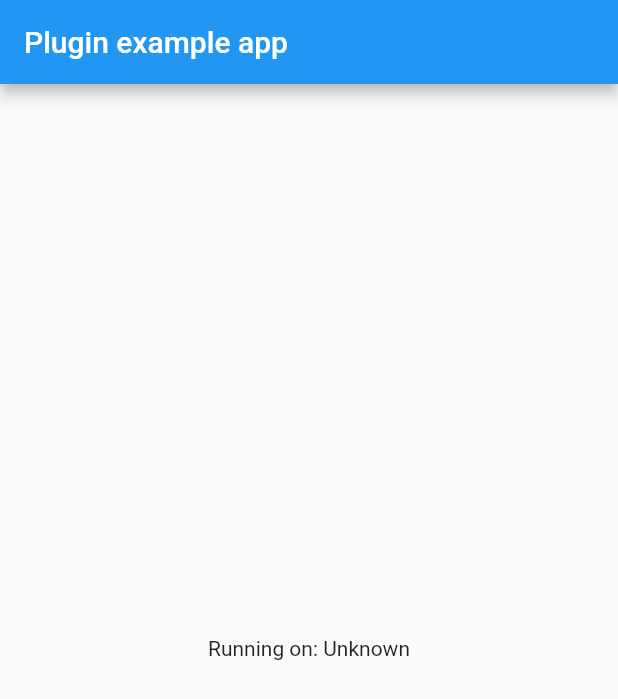
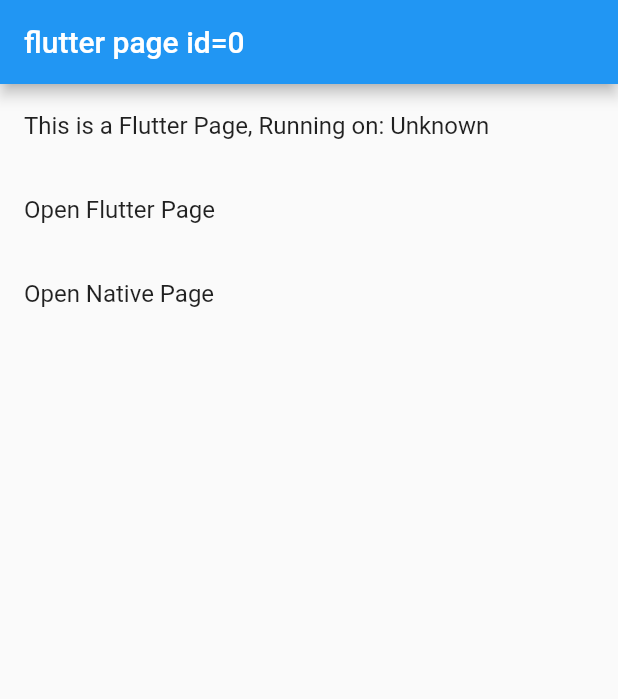
Before and after one commit to xbo1/hybrid_stack_plugin, a Flutter app: the screen it shows after launch, on a phone screen of 412 x 824 dp. Shown: the top 699 px of the screen. Run offline on Flutter 3.47's test engine with Material 2 defaults, Android fonts, the phone set to English and light mode, and no system bars.

Commit message:
部分功能

```diff
--- a/example/lib/main.dart
+++ b/example/lib/main.dart
@@ -4,9 +4,23 @@ import 'dart:async';
 import 'package:flutter/services.dart';
 import 'package:hybrid_stack_plugin/hybrid_stack_plugin.dart';
 
-void main() => runApp(MyApp());
+void main() => runApp(MyHome());
+
+int pageId = 0;
+
+class MyHome extends StatelessWidget {
+  @override
+  Widget build(BuildContext context) {
+    return MaterialApp(
+      home: MyApp(pageId: pageId,),
+    );
+  }
+
+}
 
 class MyApp extends StatefulWidget {
+  final int pageId;
+  MyApp({this.pageId});
   @override
   _MyAppState createState() => _MyAppState();
 }
@@ -25,7 +39,7 @@ class _MyAppState extends State<MyApp> {
     String platformVersion;
     // Platform messages may fail, so we use a try/catch PlatformException.
     try {
-      platformVersion = await HybridStackPlugin.platformVersion;
+      platformVersion = await HybridStackPlugin.instance.platformVersion;
     } on PlatformException {
       platformVersion = 'Failed to get platform version.';
     }
@@ -42,13 +56,35 @@ class _MyAppState extends State<MyApp> {
 
   @override
   Widget build(BuildContext context) {
+    int pid = widget.pageId;
     return MaterialApp(
       home: Scaffold(
         appBar: AppBar(
-          title: const Text('Plugin example app'),
+          title: Text('flutter page id=$pid'),
         ),
         body: Center(
-          child: Text('Running on: $_platformVersion\n'),
+          child: ListView(
+            children: <Widget>[
+              ListTile(
+                title: Text('This is a Flutter Page, Running on: $_platformVersion'),
+              ),
+              ListTile(
+                title: Text('Open Flutter Page'),
+                onTap: () {
+                  Navigator.push(context, MaterialPageRoute(builder: (context) {
+                    pageId++;
+                    return MyApp(pageId: pageId,);
+                  }));
+                },
+              ),
+              ListTile(
+                title: Text('Open Native Page'),
+                onTap: () {
+                  //TODO
+                },
+              )
+            ],
+          )
         ),
       ),
     );
--- a/lib/hybrid_stack_plugin.dart
+++ b/lib/hybrid_stack_plugin.dart
@@ -3,11 +3,56 @@ import 'dart:async';
 import 'package:flutter/services.dart';
 
 class HybridStackPlugin {
-  static const MethodChannel _channel =
-      const MethodChannel('hybrid_stack_plugin');
+  static HybridStackPlugin _singleton;
+  static HybridStackPlugin get instance {
+    if (_singleton == null) {
+      _singleton = HybridStackPlugin._internal();
+    }
+    return _singleton;
+  }
 
-  static Future<String> get platformVersion async {
+  HybridStackPlugin._internal() {
+    this._channel = const MethodChannel('hybrid_stack_plugin');
+    _setupChannelHandler();
+  }
+
+  MethodChannel _channel;
+
+  Future<String> get platformVersion async {
     final String version = await _channel.invokeMethod('getPlatformVersion');
     return version;
   }
+
+  pushNativePage() {
+
+  }
+  popNativePage() {
+
+  }
+
+  void _setupChannelHandler() {
+    _channel.setMethodCallHandler((MethodCall call) async {
+      /// method name
+      String methodName = call.method;
+      switch (methodName) {
+        case "pushFlutterPage": {
+          Map args = call.arguments;
+
+          break;
+        }
+        case "requestUpdateTheme": {
+          // 请求更新主题色到 native 端，这里使用了一个测试接口，以后要注意
+//          var preTheme = SystemChrome.latestStyle;
+//          if (preTheme != null) {
+//            SystemChannels.platform.invokeMethod("SystemChrome.setSystemUIOverlayStyle", _toMap(preTheme));
+//          }
+          break;
+        }
+        case "onBackPressed": {
+          /// 这里重写了 onBackPressed 是防止出现黑屏无法返回退出的情况
+//          return VDRouter.instance.onBackPressed();
+        }
+      }
+    });
+  }
 }
```
Also changed, not shown: lib/router.dart (added, +22 -0 lines), 1 other file.
